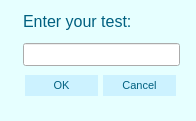
Deker39/python-learning, file untitled_chois.ui: the form before one commit.
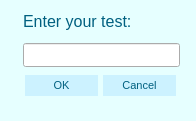
The form after the commit.

Diff of the .ui file:
```diff
--- a/untitled_chois.ui
+++ b/untitled_chois.ui
@@ -31,7 +31,7 @@
      <x>20</x>
      <y>10</y>
      <width>160</width>
-     <height>61</height>
+     <height>62</height>
     </rect>
    </property>
    <layout class="QVBoxLayout" name="verticalLayout" stretch="1,1">
```
Left out of the diff: 4 changed lines with no effect on the pictures.
